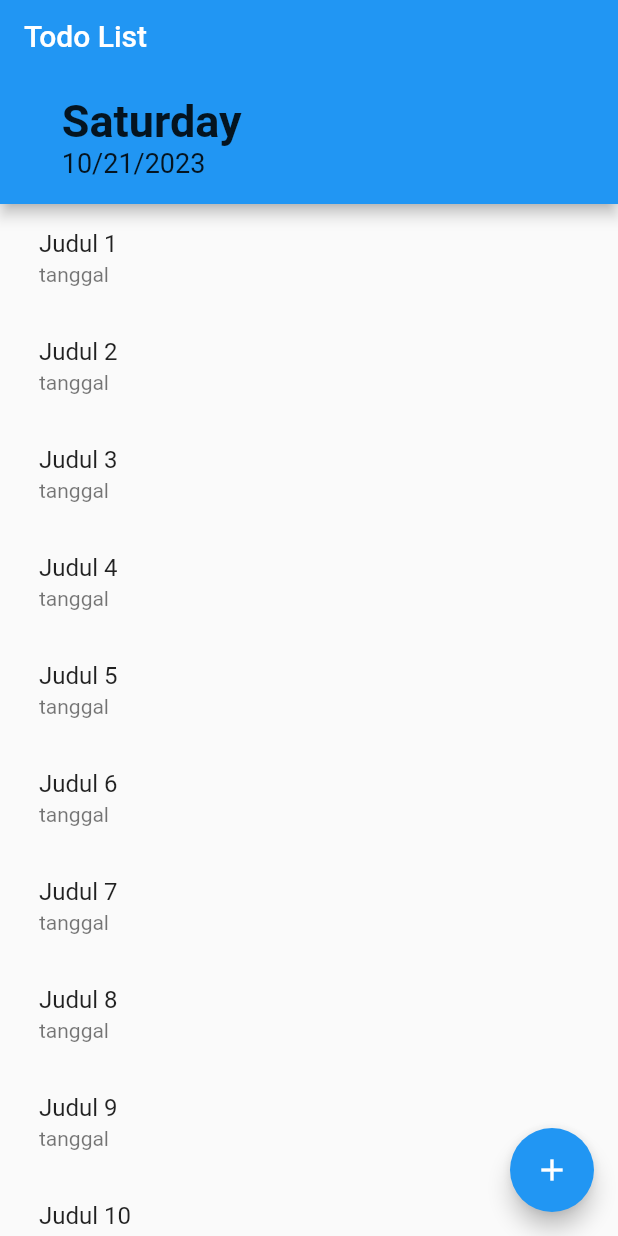
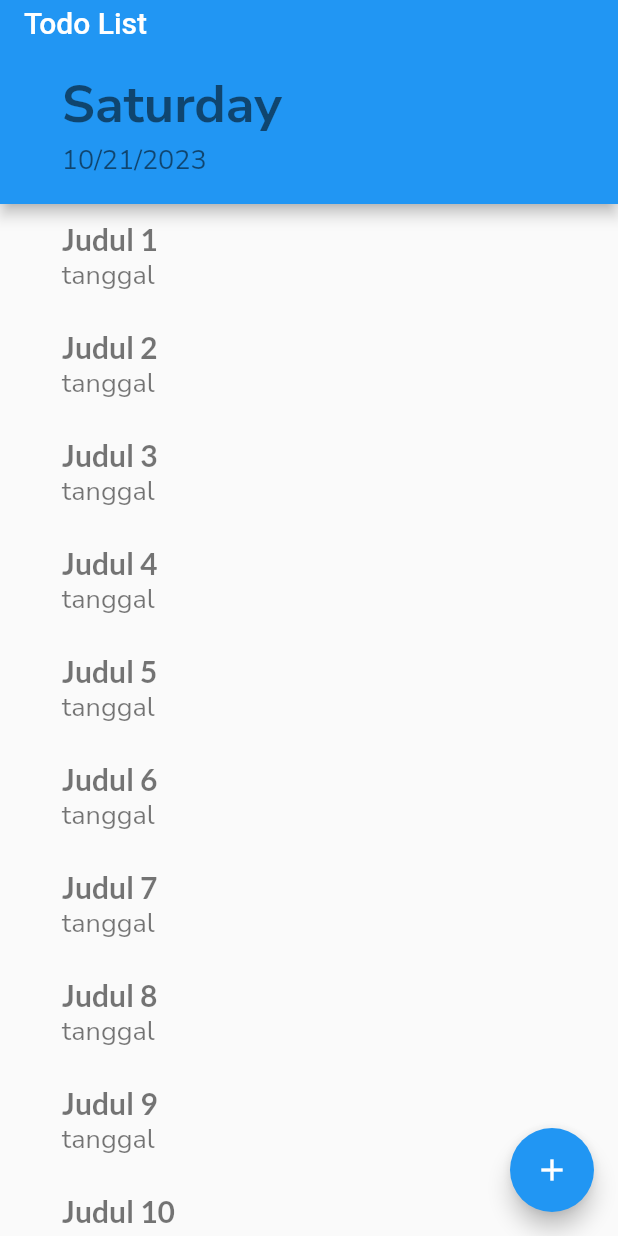
Before and after one commit to HgRayhan08/todoList_app, a Flutter app: the screen it shows after launch, on a phone screen of 412 x 824 dp. Run offline on Flutter 3.47's test engine with Material 2 defaults, Android fonts, the phone set to English and light mode, and no system bars; our stand-ins replace google_fonts.

```diff
--- a/lib/main.dart
+++ b/lib/main.dart
@@ -1,5 +1,8 @@
 import 'package:flutter/material.dart';
+import 'package:todo_list/screen/create_todo_screen.dart';
+import 'package:todo_list/screen/detail_todo_screen.dart';
 import 'package:todo_list/screen/home_screen.dart';
+import 'package:todo_list/style/style.dart';
 
 void main() {
   runApp(const MyApp());
@@ -12,9 +15,13 @@ class MyApp extends StatelessWidget {
   Widget build(BuildContext context) {
     return MaterialApp(
       debugShowCheckedModeBanner: false,
-      home: HomeScreen(),
-      // initialRoute: ,
-      routes: {},
+      initialRoute: HomeScreen.routeName,
+      theme: ThemeData(textTheme: myTextTheme),
+      routes: {
+        HomeScreen.routeName: (context) => HomeScreen(),
+        DetailTodoScreen.routeName: (context) => const DetailTodoScreen(),
+        CreateTodoScreen.routeName: (context) => const CreateTodoScreen(),
+      },
     );
   }
 }
--- a/lib/screen/create_todo_screen.dart
+++ b/lib/screen/create_todo_screen.dart
@@ -1,6 +1,7 @@
 import 'package:flutter/material.dart';
 
 class CreateTodoScreen extends StatelessWidget {
+  static const routeName = "/CreateTodoScreen";
   const CreateTodoScreen({super.key});
 
   @override
--- a/lib/screen/detail_todo_screen.dart
+++ b/lib/screen/detail_todo_screen.dart
@@ -2,11 +2,13 @@ import 'package:flutter/material.dart';
 
 // ignore: must_be_immutable
 class DetailTodoScreen extends StatelessWidget {
-  String judul;
-  DetailTodoScreen({required this.judul, super.key});
+  static const routeName = "/DetailTodoScreen";
+  const DetailTodoScreen({super.key});
 
   @override
   Widget build(BuildContext context) {
+    final String judul = ModalRoute.of(context)!.settings.arguments.toString();
+
     return Scaffold(
       appBar: AppBar(
         title: Text(judul),
--- a/lib/screen/home_screen.dart
+++ b/lib/screen/home_screen.dart
@@ -5,6 +5,7 @@ import 'package:todo_list/widgets/listTile_widgets.dart';
 
 // ignore: must_be_immutable
 class HomeScreen extends StatelessWidget {
+  static const routeName = "/HomeScreen";
   HomeScreen({super.key});
 
   DateTime dayNow = DateTime.now();
@@ -44,15 +45,9 @@ class HomeScreen extends StatelessWidget {
                 mainAxisAlignment: MainAxisAlignment.center,
                 crossAxisAlignment: CrossAxisAlignment.start,
                 children: [
-                  Text(
-                    nowDay,
-                    style: const TextStyle(
-                        fontSize: 30, fontWeight: FontWeight.bold),
-                  ),
-                  Text(
-                    nowDate,
-                    style: const TextStyle(fontSize: 18),
-                  ),
+                  Text(nowDay, style: Theme.of(context).textTheme.displayLarge),
+                  Text(nowDate,
+                      style: Theme.of(context).textTheme.displaySmall),
                 ],
               ),
             )),
@@ -68,11 +63,7 @@ class HomeScreen extends StatelessWidget {
       ),
       floatingActionButton: FloatingActionButton(
         onPressed: () {
-          Navigator.of(context).push(
-            MaterialPageRoute(
-              builder: (context) => const CreateTodoScreen(),
-            ),
-          );
+          Navigator.of(context).pushNamed(CreateTodoScreen.routeName);
         },
         child: const Icon(Icons.add),
       ),
--- /dev/null
+++ b/lib/style/style.dart
@@ -0,0 +1,15 @@
+import 'package:flutter/material.dart';
+import 'package:google_fonts/google_fonts.dart';
+
+final TextTheme myTextTheme = TextTheme(
+    displayLarge: GoogleFonts.nunitoSans(
+      fontSize: 35,
+      fontWeight: FontWeight.bold,
+    ),
+    displayMedium: GoogleFonts.lato(
+      fontSize: 20,
+      fontWeight: FontWeight.bold,
+    ),
+    displaySmall: GoogleFonts.nunitoSans(
+      fontSize: 18,
+    ));
--- a/lib/widgets/listTile_widgets.dart
+++ b/lib/widgets/listTile_widgets.dart
@@ -15,19 +15,23 @@ class ListTileWidgets extends StatelessWidget {
 
   @override
   Widget build(BuildContext context) {
-    return Padding(
-      padding: const EdgeInsets.symmetric(horizontal: 10),
-      child: ListTile(
-        title: Text(judul),
-        subtitle: Text(subJudul),
-        onTap: () {
-          Navigator.of(context).push(MaterialPageRoute(
-            builder: (context) => DetailTodoScreen(
-              judul: judul,
-            ),
-          ));
-        },
+    final mediaQueryWidth = MediaQuery.of(context).size.width;
+    return ListTile(
+      contentPadding: EdgeInsets.only(left: mediaQueryWidth * 0.1),
+      title: Text(
+        judul,
+        style: Theme.of(context).textTheme.displayMedium,
       ),
+      subtitle: Text(
+        subJudul,
+        style: Theme.of(context).textTheme.displaySmall,
+      ),
+      onTap: () {
+        Navigator.of(context).pushNamed(
+          DetailTodoScreen.routeName,
+          arguments: judul,
+        );
+      },
     );
   }
 }
```
Also changed, not shown: lib/model/todo_model.dart (added).
